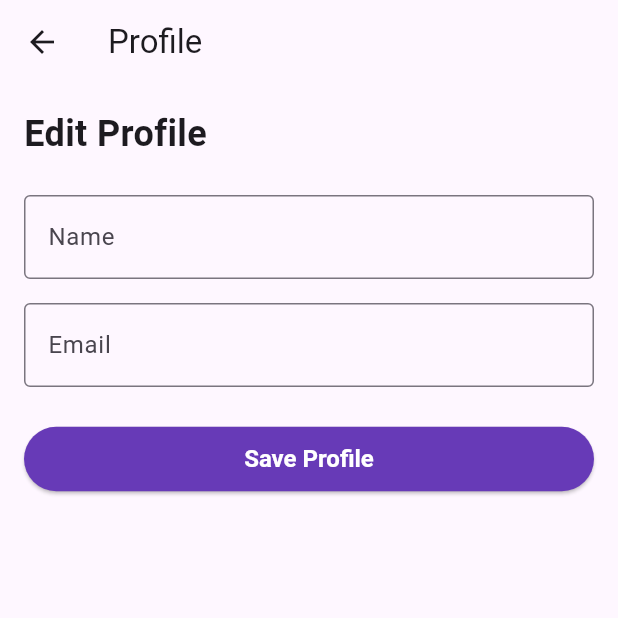
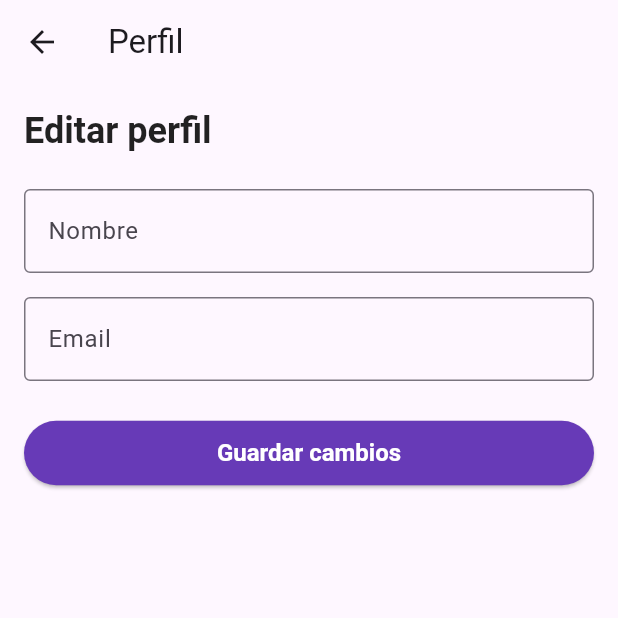
Before and after one commit to id-am/integration_test, a Flutter app: the ProfileScreen screen opened by its route, on a phone screen of 412 x 824 dp, the top half of it. Run offline on Flutter 3.47's test engine with Material 3 defaults, Android fonts, the phone set to English and light mode, and no system bars; our stand-ins replace flutter_riverpod, supabase_flutter; accounts and stored records are empty.

Commit message:
feat(profile): update ProfileScreen to use Spanish labels and improve text styling

```diff
--- a/lib/features/profile/presentation/profile_screen.dart
+++ b/lib/features/profile/presentation/profile_screen.dart
@@ -69,8 +69,10 @@ class _ProfileScreenState extends ConsumerState<ProfileScreen> {
       _updateControllers(profileState.profile!);
     }
 
+    final theme = Theme.of(context);
+
     return Scaffold(
-      appBar: AppBar(title: const Text('Profile')),
+      appBar: AppBar(title: const Text('Perfil')),
       body:
           profileState.isLoading
               ? const Center(child: CircularProgressIndicator())
@@ -81,23 +83,20 @@ class _ProfileScreenState extends ConsumerState<ProfileScreen> {
                   child: Column(
                     crossAxisAlignment: CrossAxisAlignment.start,
                     children: [
-                      const Text(
-                        'Edit Profile',
-                        style: TextStyle(
-                          fontSize: 24,
-                          fontWeight: FontWeight.bold,
-                        ),
+                      Text(
+                        'Editar perfil',
+                        style: theme.textTheme.headlineLarge,
                       ),
                       const SizedBox(height: 24),
                       TextFormField(
                         controller: _nameController,
                         decoration: const InputDecoration(
-                          labelText: 'Name',
+                          labelText: 'Nombre',
                           border: OutlineInputBorder(),
                         ),
                         validator: (value) {
                           if (value == null || value.isEmpty) {
-                            return 'Please enter your name';
+                            return 'Por favor ingresa tu nombre';
                           }
                           return null;
                         },
@@ -111,7 +110,7 @@ class _ProfileScreenState extends ConsumerState<ProfileScreen> {
                         ),
                         validator: (value) {
                           if (value == null || value.isEmpty) {
-                            return 'Please enter your email';
+                            return 'Por favor ingresa tu correo electrónico';
                           }
                           return null;
                         },
@@ -127,7 +126,7 @@ class _ProfileScreenState extends ConsumerState<ProfileScreen> {
                           child:
                               profileState.isLoading
                                   ? const CircularProgressIndicator()
-                                  : const Text('Save Profile'),
+                                  : const Text('Guardar cambios'),
                         ),
                       ),
                       if (profileState.error != null)
```
